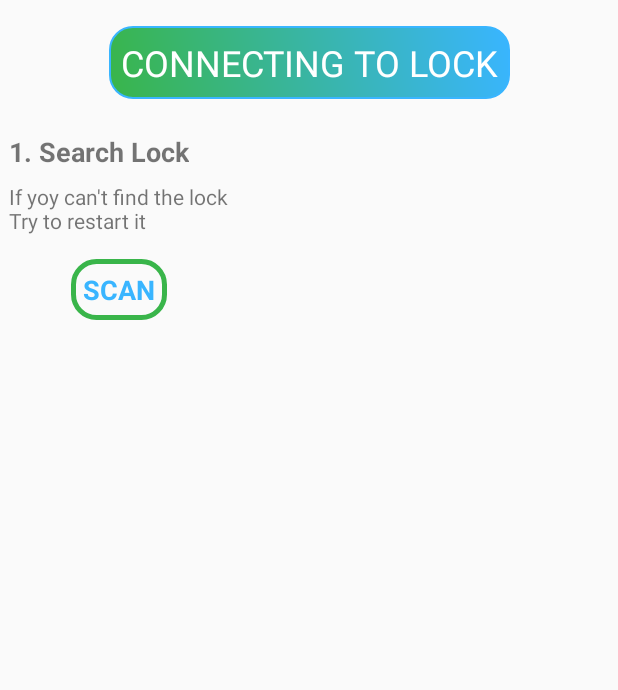
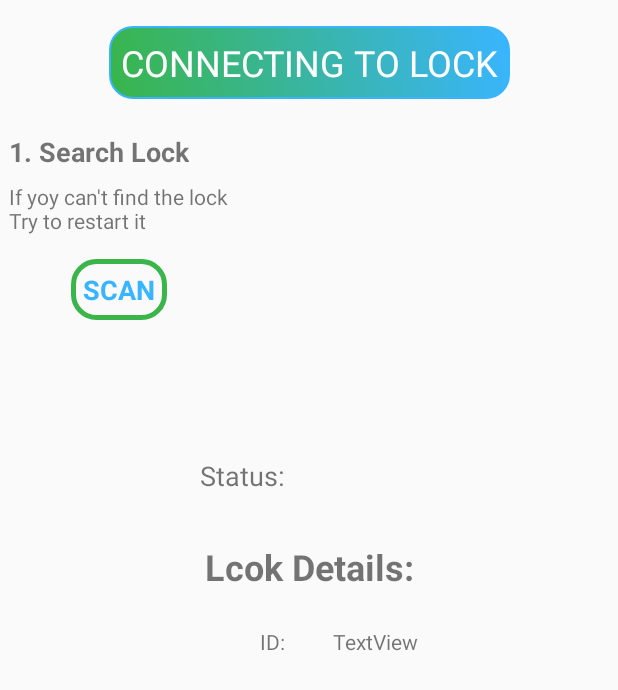
Before and after one commit to dudu4646/LockedApp, an Android app: the bluetooth screen opened directly, with no data from a screen before it, on a phone screen of 412 x 824 dp. Shown: the top 690 px of the screen. Run offline under Robolectric (Android 15) with nearby library versions, the phone set to English and light mode, and no system bars.

Commit message:
15/10 00:41 bluettooth.java ---> updateUi

```diff
--- a/app/src/main/java/packet/com/lockedappproject/Activities/bluetooth.java
+++ b/app/src/main/java/packet/com/lockedappproject/Activities/bluetooth.java
@@ -3,7 +3,6 @@ package packet.com.lockedappproject.Activities;
 import android.Manifest;
 import android.bluetooth.BluetoothAdapter;
 import android.bluetooth.BluetoothDevice;
-import android.bluetooth.BluetoothSocket;
 import android.content.BroadcastReceiver;
 import android.content.Context;
 import android.content.Intent;
@@ -23,19 +22,20 @@ import androidx.core.content.ContextCompat;
 import androidx.recyclerview.widget.LinearLayoutManager;
 import androidx.recyclerview.widget.RecyclerView;
 
-import java.util.UUID;
-
 import packet.com.lockedappproject.Adapters.BlueAdapter;
 import packet.com.lockedappproject.R;
+import packet.com.lockedappproject.models.BlueThread;
+import packet.com.lockedappproject.models.FireBase;
+import packet.com.lockedappproject.models.House;
+import packet.com.lockedappproject.models.Lock;
 
-public class bluetooth extends AppCompatActivity implements BlueAdapter.BlueCB {
+public class bluetooth extends AppCompatActivity implements BlueAdapter.BlueCB, BlueThread.ThreadCB, FireBase.FindLock {
 
-    private static final UUID MY_UUID = UUID.fromString("00001101-0000-1000-8000-00805f9b34fb");
-    private BluetoothAdapter bta;                 //bluetooth stuff
-    private BluetoothSocket socket;             //bluetooth stuff
-    private BluetoothDevice device;
+    //    private static final UUID MY_UUID = UUID.fromString("00001101-0000-1000-8000-00805f9b34fb");
+    private BluetoothAdapter bta;
+    private BlueThread bThread;
     private BroadcastReceiver receiver;
-    private TextView scan;
+    private TextView scan, sts;
     private BlueAdapter dAdapter;
     private RecyclerView dList;
 
@@ -85,9 +85,12 @@ public class bluetooth extends AppCompatActivity implements BlueAdapter.BlueCB {
             public void onClick(View view) {
                 System.out.println("testing ---> start scanning");
                 dAdapter.reset();
+                sts.setText("");
                 bta.startDiscovery();
             }
         });
+
+        sts = findViewById(R.id.sts);
     }
 
     @Override
@@ -112,10 +115,45 @@ public class bluetooth extends AppCompatActivity implements BlueAdapter.BlueCB {
     protected void onDestroy() {
         super.onDestroy();
         unregisterReceiver(receiver);
+        bThread.cancel();
     }
 
     @Override
-    public void connect(String mac) {
-        System.out.println("testing --> connect with: " + mac);
+    public void connect(BluetoothDevice device) {
+        System.out.println("testing --> connecting to: " + device.getAddress());
+        bThread = new BlueThread(device, this);
+        System.out.println("testing ---? flg");
+        bThread.start();
+    }
+
+
+    @Override
+    public void updateUi(int status, int part, int total, String msg) {
+        switch (status) {
+            case DISCONNECT:
+                sts.setText("Disconnect");
+                break;
+            case CONNECTING:
+                sts.setText("Connecting...");
+                break;
+            case CONNECTED:
+                sts.setText("Connected");
+                bThread.write((GET_LID + "").getBytes(), 2);
+                sts.setText("Getting Lock details...");
+                break;
+            case GET_LID:
+
+                break;
+        }
+    }
+
+    @Override
+    public void found(House house, Lock lock) {
+
+    }
+
+    @Override
+    public void notFound(String lId) {
+
     }
 }
--- a/app/src/main/java/packet/com/lockedappproject/Adapters/BlueAdapter.java
+++ b/app/src/main/java/packet/com/lockedappproject/Adapters/BlueAdapter.java
@@ -45,7 +45,7 @@ public class BlueAdapter extends RecyclerView.Adapter<BlueAdapter.DeviceHolder>
         holder.holderLayout.setOnClickListener(new View.OnClickListener() {
             @Override
             public void onClick(View view) {
-                cb.connect(device.getAddress());
+                cb.connect(device);
             }
         });
     }
@@ -73,7 +73,7 @@ public class BlueAdapter extends RecyclerView.Adapter<BlueAdapter.DeviceHolder>
     }
 
     public interface BlueCB {
-        void connect(String mac);
+        void connect(BluetoothDevice device);
     }
 
     static class DeviceHolder extends RecyclerView.ViewHolder {
--- a/app/src/main/java/packet/com/lockedappproject/models/FireBase.java
+++ b/app/src/main/java/packet/com/lockedappproject/models/FireBase.java
@@ -524,7 +524,6 @@ public class FireBase {
         userRef.setValue(user);
     }
 
-
     //adding new lock to House
     public static void addNewLock(Lock lock, House house) {
         User user = getUser();
--- a/app/src/main/res/layout/activity_bluetooth.xml
+++ b/app/src/main/res/layout/activity_bluetooth.xml
@@ -87,6 +87,7 @@
             app:layout_constraintEnd_toEndOf="parent"
             app:layout_constraintStart_toStartOf="@+id/guideline28"
             app:layout_constraintTop_toTopOf="parent" />
+
     </androidx.constraintlayout.widget.ConstraintLayout>
 
     <androidx.constraintlayout.widget.Guideline
@@ -95,4 +96,95 @@
         android:layout_height="wrap_content"
         android:orientation="horizontal"
         app:layout_constraintGuide_percent="0.35" />
+
+    <androidx.constraintlayout.widget.Guideline
+        android:id="@+id/guideline29"
+        android:layout_width="wrap_content"
+        android:layout_height="wrap_content"
+        android:orientation="vertical"
+        app:layout_constraintGuide_percent="0.5" />
+
+    <TextView
+        android:id="@+id/textView19"
+        android:layout_width="wrap_content"
+        android:layout_height="wrap_content"
+        android:layout_marginTop="16dp"
+        android:layout_marginEnd="16dp"
+        android:text="Status:"
+        android:textSize="18sp"
+        app:layout_constraintEnd_toStartOf="@+id/guideline29"
+        app:layout_constraintTop_toBottomOf="@+id/step1" />
+
+    <TextView
+        android:id="@+id/sts"
+        android:layout_width="wrap_content"
+        android:layout_height="wrap_content"
+        android:layout_marginStart="8dp"
+        android:textSize="18sp"
+        app:layout_constraintBaseline_toBaselineOf="@+id/textView19"
+        app:layout_constraintStart_toStartOf="@+id/guideline29" />
+
+    <androidx.constraintlayout.widget.ConstraintLayout
+        android:id="@+id/dtls"
+        android:layout_width="match_parent"
+        android:layout_height="0dp"
+        android:layout_marginTop="16dp"
+        app:layout_constraintBottom_toBottomOf="parent"
+        app:layout_constraintEnd_toEndOf="parent"
+        app:layout_constraintStart_toStartOf="parent"
+        app:layout_constraintTop_toBottomOf="@+id/textView19">
+
+        <TextView
+            android:id="@+id/textView21"
+            android:layout_width="wrap_content"
+            android:layout_height="wrap_content"
+            android:layout_marginTop="16dp"
+            android:text="Lcok Details:"
+            android:textAlignment="center"
+            android:textSize="24sp"
+            android:textStyle="bold"
+            app:layout_constraintEnd_toEndOf="parent"
+            app:layout_constraintStart_toStartOf="parent"
+            app:layout_constraintTop_toTopOf="parent" />
+
+        <androidx.constraintlayout.widget.ConstraintLayout
+            android:id="@+id/new_dtl"
+            android:layout_width="match_parent"
+            android:layout_height="0dp"
+            android:layout_marginTop="16dp"
+            app:layout_constraintBottom_toBottomOf="parent"
+            app:layout_constraintEnd_toEndOf="parent"
+            app:layout_constraintHorizontal_bias="0.0"
+            app:layout_constraintStart_toStartOf="parent"
+            app:layout_constraintTop_toBottomOf="@+id/textView21"
+            app:layout_constraintVertical_bias="0.0">
+
+            <androidx.constraintlayout.widget.Guideline
+                android:id="@+id/guideline31"
+                android:layout_width="wrap_content"
+                android:layout_height="wrap_content"
+                android:orientation="vertical"
+                app:layout_constraintGuide_percent="0.5" />
+
+            <TextView
+                android:id="@+id/textView22"
+                android:layout_width="wrap_content"
+                android:layout_height="wrap_content"
+                android:layout_marginTop="8dp"
+                android:layout_marginEnd="16dp"
+                android:text="ID:"
+                app:layout_constraintEnd_toStartOf="@+id/guideline31"
+                app:layout_constraintTop_toTopOf="parent" />
+
+            <TextView
+                android:id="@+id/id"
+                android:layout_width="wrap_content"
+                android:layout_height="wrap_content"
+                android:layout_marginStart="16dp"
+                android:text="TextView"
+                app:layout_constraintBaseline_toBaselineOf="@+id/textView22"
+                app:layout_constraintStart_toStartOf="@+id/guideline31" />
+        </androidx.constraintlayout.widget.ConstraintLayout>
+    </androidx.constraintlayout.widget.ConstraintLayout>
+
 </androidx.constraintlayout.widget.ConstraintLayout>
```
Also changed, not shown: app/src/main/java/packet/com/lockedappproject/models/BlueThread.java (added, +140 -0 lines).
